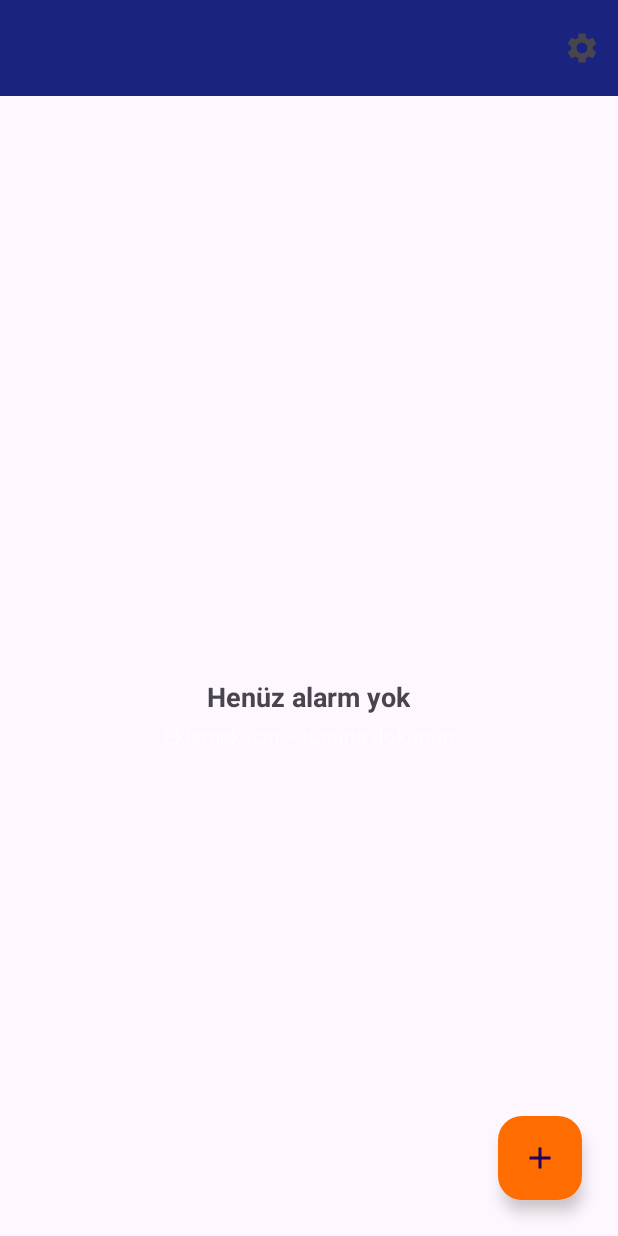
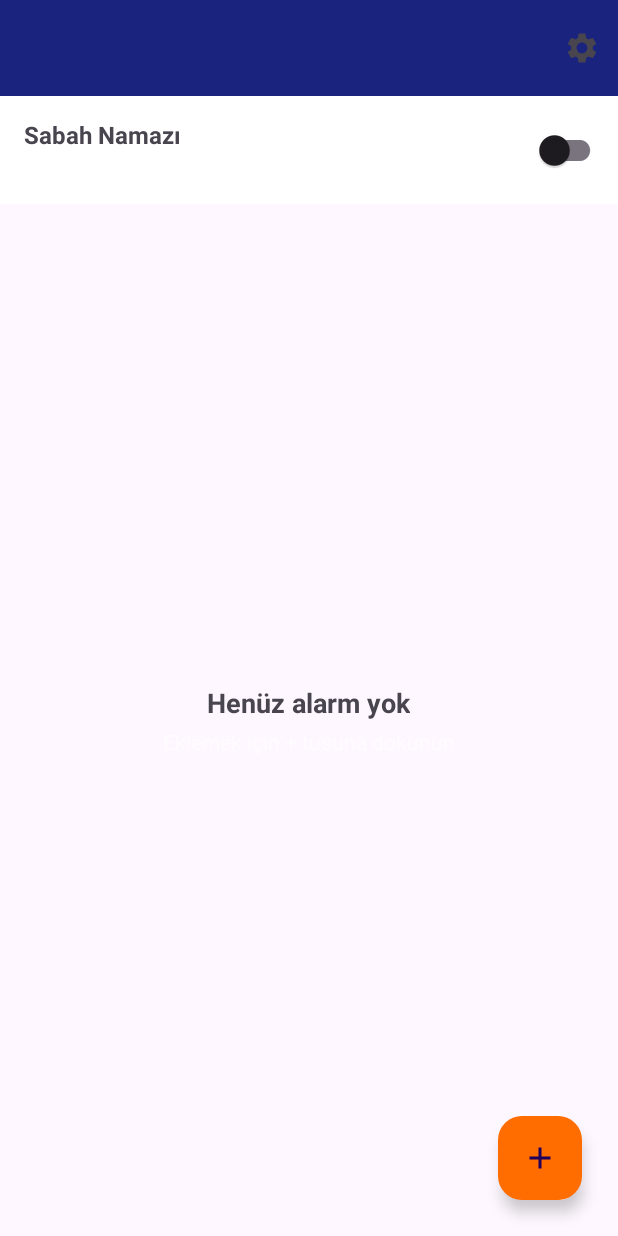
Before and after one commit to metehanyl/-alar-Saat-, an Android app: the screen it shows after launch (MainActivity), on a phone screen of 412 x 824 dp. Run offline under Robolectric (Android 15) with nearby library versions, the phone set to English and light mode, and no system bars; our stand-ins replace Room's generated code.

Commit message:
Add Sabah Namazı toggle that auto-schedules alarms from Ezan Vakti
When enabled, reads today's İmsak time from the Ezan Vakti app's
ContentProvider and schedules 3 one-time alarms at imsak+10/+14/+18
minutes using the Klasik Çalar Saat sound, dismissible via the usual
PIN flow. Re-runs daily via an AlarmManager housekeeping job so the
alarms track İmsak's daily drift, and re-arms on boot.

```diff
--- a/app/src/main/java/com/metehanyl/calarsaat/alarm/BootReceiver.kt
+++ b/app/src/main/java/com/metehanyl/calarsaat/alarm/BootReceiver.kt
@@ -4,6 +4,7 @@ import android.content.BroadcastReceiver
 import android.content.Context
 import android.content.Intent
 import com.metehanyl.calarsaat.data.AlarmDatabase
+import com.metehanyl.calarsaat.data.PrefsManager
 import kotlinx.coroutines.CoroutineScope
 import kotlinx.coroutines.Dispatchers
 import kotlinx.coroutines.launch
@@ -25,6 +26,9 @@ class BootReceiver : BroadcastReceiver() {
                     val nextTrigger = scheduler.schedule(alarm)
                     dao.update(alarm.copy(nextTriggerAtMillis = nextTrigger))
                 }
+                if (PrefsManager(context).isSabahNamaziEnabled()) {
+                    SabahNamaziManager(context).scheduleDailyRefresh()
+                }
             } finally {
                 pendingResult.finish()
             }
--- a/app/src/main/java/com/metehanyl/calarsaat/data/AlarmDao.kt
+++ b/app/src/main/java/com/metehanyl/calarsaat/data/AlarmDao.kt
@@ -23,6 +23,9 @@ interface AlarmDao {
     @Query("SELECT COUNT(*) FROM alarms")
     suspend fun count(): Int
 
+    @Query("SELECT * FROM alarms WHERE isAutoSabahNamazi = 1")
+    suspend fun getAutoSabahNamaziAlarms(): List<AlarmEntity>
+
     @Insert(onConflict = OnConflictStrategy.REPLACE)
     suspend fun insert(alarm: AlarmEntity): Long
 
--- a/app/src/main/java/com/metehanyl/calarsaat/data/AlarmDatabase.kt
+++ b/app/src/main/java/com/metehanyl/calarsaat/data/AlarmDatabase.kt
@@ -7,7 +7,7 @@ import androidx.room.RoomDatabase
 import androidx.room.migration.Migration
 import androidx.sqlite.db.SupportSQLiteDatabase
 
-@Database(entities = [AlarmEntity::class], version = 2, exportSchema = false)
+@Database(entities = [AlarmEntity::class], version = 3, exportSchema = false)
 abstract class AlarmDatabase : RoomDatabase() {
 
     abstract fun alarmDao(): AlarmDao
@@ -21,6 +21,12 @@ abstract class AlarmDatabase : RoomDatabase() {
             }
         }
 
+        private val MIGRATION_2_3 = object : Migration(2, 3) {
+            override fun migrate(db: SupportSQLiteDatabase) {
+                db.execSQL("ALTER TABLE alarms ADD COLUMN isAutoSabahNamazi INTEGER NOT NULL DEFAULT 0")
+            }
+        }
+
         @Volatile
         private var INSTANCE: AlarmDatabase? = null
 
@@ -30,7 +36,7 @@ abstract class AlarmDatabase : RoomDatabase() {
                     context.applicationContext,
                     AlarmDatabase::class.java,
                     "alarms.db"
-                ).addMigrations(MIGRATION_1_2).build().also { INSTANCE = it }
+                ).addMigrations(MIGRATION_1_2, MIGRATION_2_3).build().also { INSTANCE = it }
             }
     }
 }
--- a/app/src/main/java/com/metehanyl/calarsaat/data/AlarmEntity.kt
+++ b/app/src/main/java/com/metehanyl/calarsaat/data/AlarmEntity.kt
@@ -16,7 +16,9 @@ data class AlarmEntity(
     // Id of the AlarmMelody (see AlarmSounds) used when this alarm rings.
     val soundId: Int = 0,
     // epoch millis of the next time this alarm is scheduled to fire, used to recompute on boot
-    val nextTriggerAtMillis: Long = 0L
+    val nextTriggerAtMillis: Long = 0L,
+    // True for the 3 auto-generated Sabah Namazı alarms, so the daily refresh can find/replace them.
+    val isAutoSabahNamazi: Boolean = false
 ) {
     fun repeatDaysSet(): Set<Int> =
         if (repeatDays.isBlank()) emptySet()
--- a/app/src/main/java/com/metehanyl/calarsaat/data/PrefsManager.kt
+++ b/app/src/main/java/com/metehanyl/calarsaat/data/PrefsManager.kt
@@ -23,7 +23,14 @@ class PrefsManager(context: Context) {
         return digest.joinToString("") { "%02x".format(it) }
     }
 
+    fun isSabahNamaziEnabled(): Boolean = prefs.getBoolean(KEY_SABAH_NAMAZI_ENABLED, false)
+
+    fun setSabahNamaziEnabled(enabled: Boolean) {
+        prefs.edit().putBoolean(KEY_SABAH_NAMAZI_ENABLED, enabled).apply()
+    }
+
     companion object {
         private const val KEY_PIN_HASH = "pin_hash"
+        private const val KEY_SABAH_NAMAZI_ENABLED = "sabah_namazi_enabled"
     }
 }
--- a/app/src/main/res/layout/activity_main.xml
+++ b/app/src/main/res/layout/activity_main.xml
@@ -18,13 +18,62 @@
             android:titleTextColor="@color/white" />
     </com.google.android.material.appbar.AppBarLayout>
 
+    <LinearLayout
+        android:layout_width="match_parent"
+        android:layout_height="match_parent"
+        android:orientation="vertical"
+        app:layout_behavior="@string/appbar_scrolling_view_behavior">
+
+        <LinearLayout
+            android:layout_width="match_parent"
+            android:layout_height="wrap_content"
+            android:background="@color/white"
+            android:gravity="center_vertical"
+            android:orientation="horizontal"
+            android:paddingStart="16dp"
+            android:paddingTop="12dp"
+            android:paddingEnd="8dp"
+            android:paddingBottom="12dp">
+
+            <LinearLayout
+                android:layout_width="0dp"
+                android:layout_height="wrap_content"
+                android:layout_weight="1"
+                android:orientation="vertical">
+
+                <TextView
+                    android:layout_width="wrap_content"
+                    android:layout_height="wrap_content"
+                    android:text="@string/sabah_namazi_title"
+                    android:textSize="16sp"
+                    android:textStyle="bold" />
+
+                <TextView
+                    android:layout_width="wrap_content"
+                    android:layout_height="wrap_content"
+                    android:layout_marginTop="2dp"
+                    android:text="@string/sabah_namazi_subtitle"
+                    android:textColor="@color/text_secondary"
+                    android:textSize="13sp" />
+            </LinearLayout>
+
+            <com.google.android.material.switchmaterial.SwitchMaterial
+                android:id="@+id/switchSabahNamazi"
+                android:layout_width="wrap_content"
+                android:layout_height="wrap_content" />
+        </LinearLayout>
+
+        <FrameLayout
+            android:layout_width="match_parent"
+            android:layout_height="0dp"
+            android:layout_weight="1">
+
             <androidx.recyclerview.widget.RecyclerView
                 android:id="@+id/recyclerAlarms"
                 android:layout_width="match_parent"
                 android:layout_height="match_parent"
                 android:clipToPadding="false"
                 android:paddingBottom="88dp"
-        app:layout_behavior="@string/appbar_scrolling_view_behavior"
                 tools:listitem="@layout/item_alarm" />
 
             <LinearLayout
@@ -33,8 +82,7 @@
                 android:layout_height="match_parent"
                 android:layout_gravity="center"
                 android:gravity="center"
-        android:orientation="vertical"
-        app:layout_behavior="@string/appbar_scrolling_view_behavior">
+                android:orientation="vertical">
 
                 <TextView
                     android:layout_width="wrap_content"
@@ -50,6 +98,8 @@
                     android:text="@string/empty_alarms_subtitle"
                     android:textColor="@color/text_secondary" />
             </LinearLayout>
+        </FrameLayout>
+    </LinearLayout>
 
     <com.google.android.material.floatingactionbutton.FloatingActionButton
         android:id="@+id/fabAdd"
--- a/app/src/main/res/values/strings.xml
+++ b/app/src/main/res/values/strings.xml
@@ -50,4 +50,9 @@
     <string name="battery_optimization_title">Pil optimizasyonunu kapatın</string>
     <string name="battery_optimization_message">Alarmların güç tasarrufu modunda da güvenilir şekilde çalması için bu uygulamayı pil optimizasyonundan hariç tutmanız önerilir.</string>
     <string name="battery_optimization_action">İzin Ver</string>
+
+    <string name="sabah_namazi_title">Sabah Namazı</string>
+    <string name="sabah_namazi_subtitle">İmsak vaktine göre otomatik 3 alarm kurar</string>
+    <string name="sabah_namazi_no_data">Ezan Vakti uygulaması bulunamadı veya henüz vakit önbelleğe alınmamış. Lütfen önce Ezan Vakti uygulamasını açın.</string>
+    <string name="sabah_namazi_enabled_message">Sabah namazı alarmları kuruldu: %1$02d:%2$02d, %3$02d:%4$02d ve %5$02d:%6$02d</string>
 </resources>
```
Also changed, not shown: app/src/main/AndroidManifest.xml (+8 -0 lines), app/src/main/java/com/metehanyl/calarsaat/alarm/SabahNamaziManager.kt (added, +136 -0 lines), app/src/main/java/com/metehanyl/calarsaat/alarm/SabahNamaziRefreshReceiver.kt (added, +28 -0 lines), app/src/main/java/com/metehanyl/calarsaat/ui/MainActivity.kt (+47 -0 lines). Lines whose indentation alone changed are shown as unchanged.
